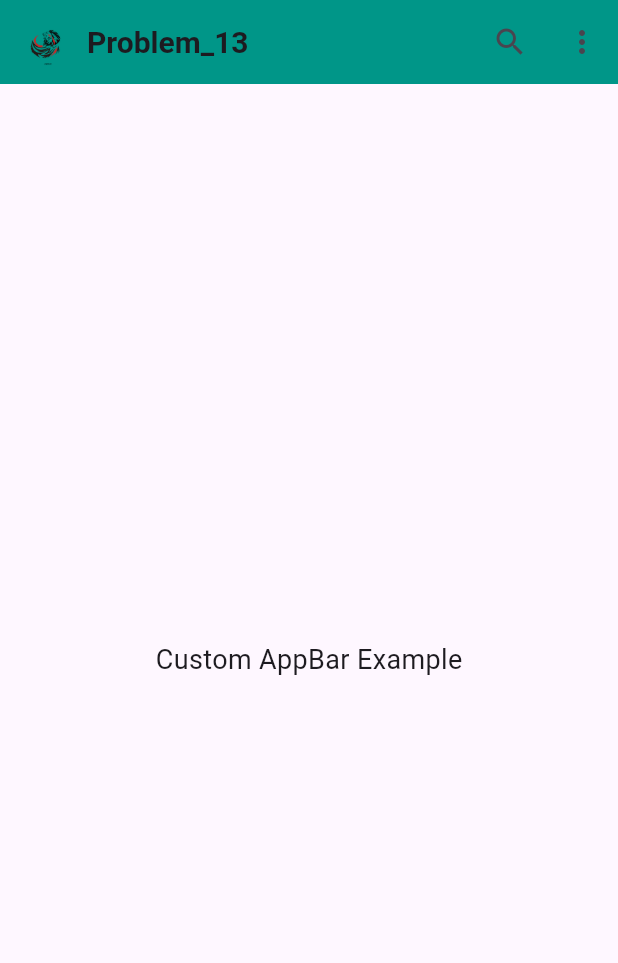
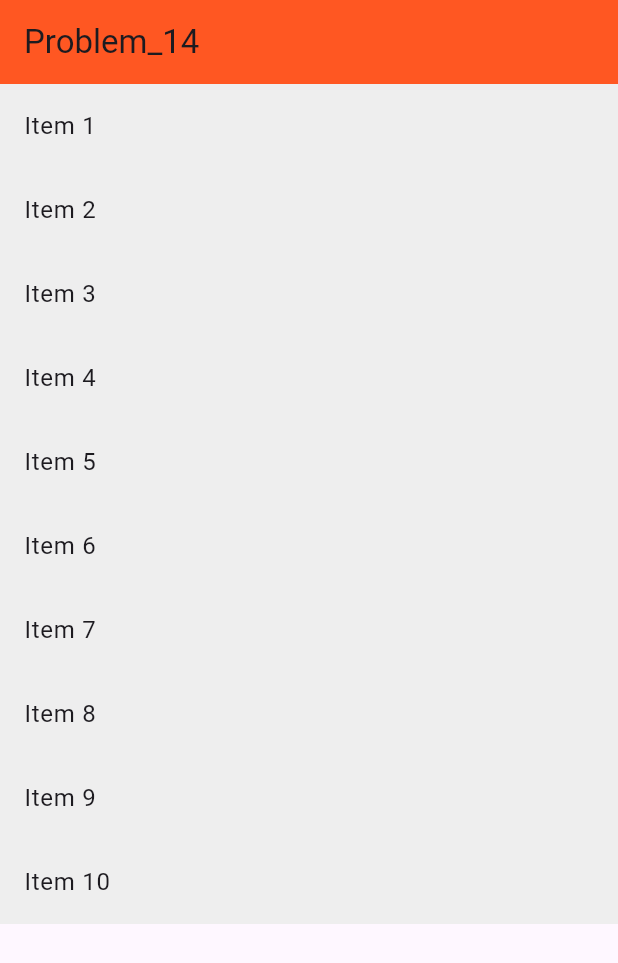
Before and after one commit to momen162/flutterTrackerLab, a Flutter app: the screen it shows after launch, on a phone screen of 412 x 824 dp. Shown: the top 963 px of the screen. Run offline on Flutter 3.47's test engine with Material 3 defaults, Android fonts, the phone set to English and light mode, and no system bars.

Commit message:
Problem14

```diff
--- a/lib/main.dart
+++ b/lib/main.dart
@@ -12,6 +12,7 @@ import 'problem_10.dart';
 import 'problem_11.dart';
 import 'problem_12.dart';
 import 'problem_13.dart';
+import 'problem_14.dart';
 
 
 void main() {
@@ -37,7 +38,8 @@ class MyApp extends StatelessWidget {
         //Problem_10(),
         //Problem_11(),
         //Problem_12(),
-        Problem_13(),
+        //Problem_13(),
+        Problem_14(),
     );
   }
 }
--- /dev/null
+++ b/lib/problem_14.dart
@@ -0,0 +1,67 @@
+import 'package:flutter/material.dart';
+
+class Problem_14 extends StatefulWidget {
+  const Problem_14({super.key});
+
+  @override
+  State<Problem_14> createState() => _Problem_14State();
+}
+
+class _Problem_14State extends State<Problem_14> {
+  List<String> items = List.generate(10, (index) => 'Item ${index + 1}');
+
+  void _deleteItem(int index) {
+    setState(() {
+      items.removeAt(index);
+    });
+  }
+
+  void _editItem(int index) {
+    ScaffoldMessenger.of(context).showSnackBar(
+      SnackBar(content: Text('Edit tapped on ${items[index]}')),
+    );
+  }
+
+  @override
+  Widget build(BuildContext context) {
+    return Scaffold(
+      appBar: AppBar(
+        title: const Text('Problem_14'),
+        backgroundColor: Colors.deepOrange,
+      ),
+      body: ListView.builder(
+        itemCount: items.length,
+        itemBuilder: (context, index) {
+          return Dismissible(
+            key: Key(items[index]),
+            background: Container(
+              color: Colors.red,
+              alignment: Alignment.centerLeft,
+              padding: const EdgeInsets.symmetric(horizontal: 20),
+              child: const Icon(Icons.delete, color: Colors.white),
+            ),
+            secondaryBackground: Container(
+              color: Colors.blue,
+              alignment: Alignment.centerRight,
+              padding: const EdgeInsets.symmetric(horizontal: 20),
+              child: const Icon(Icons.edit, color: Colors.white),
+            ),
+            confirmDismiss: (direction) async {
+              if (direction == DismissDirection.startToEnd) {
+                _deleteItem(index);
+                return true;
+              } else {
+                _editItem(index);
+                return false;
+              }
+            },
+            child: ListTile(
+              title: Text(items[index]),
+              tileColor: Colors.grey[200],
+            ),
+          );
+        },
+      ),
+    );
+  }
+}
```
